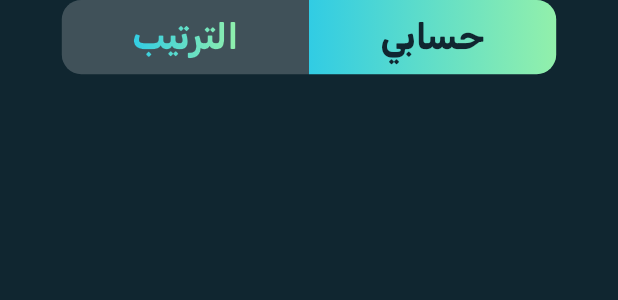
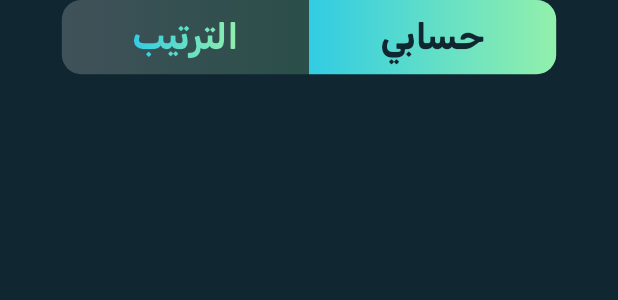
Before and after one commit to M03een/moben, a Flutter app: the CustomTabBar widget shown alone on an empty page, opened directly, on a phone screen of 412 x 824 dp. Shown: the top 300 px of the screen. Run offline on Flutter 3.47's test engine with Material 3 defaults, Android fonts, the phone set to English and light mode, and no system bars; our stand-ins replace animated_flip_counter, dio, flutter_local_notifications, flutter_svg, get, hugeicons and 7 more; missing offline and left inert: flutter_qiblah, mesh; accounts and stored records are empty.

Commit message:
finish and add toggle logic to account and ranked view

```diff
--- /dev/null
+++ b/lib/controller/account_view_controller.dart
@@ -0,0 +1,14 @@
+import 'package:get/get.dart';
+class AccountViewController extends GetxController {
+
+  var isAccount = true.obs;
+
+  toggleTabViewToAccount(){
+    isAccount.value = true;
+  }
+
+  toggleTabViewToRank(){
+    isAccount.value = false;
+  }
+
+}
--- a/lib/view/account_and_rank_view/account_and_rank_view.dart
+++ b/lib/view/account_and_rank_view/account_and_rank_view.dart
@@ -6,7 +6,7 @@ class AccountAndRankView extends StatelessWidget {
 
   @override
   Widget build(BuildContext context) {
-    return const Scaffold(
+    return  Scaffold(
       body: AccountAndRankViewBody(),
     );
   }
--- a/lib/view/account_and_rank_view/widgets/account_content.dart
+++ b/lib/view/account_and_rank_view/widgets/account_content.dart
@@ -1,13 +1,11 @@
 import 'package:flutter/cupertino.dart';
 import 'package:flutter/material.dart';
-import 'package:get/get.dart';
-import 'package:hugeicons/hugeicons.dart';
 import 'package:moben/core/utils/colors.dart';
 import 'package:moben/core/utils/size_config.dart';
 import 'package:moben/core/utils/styles.dart';
 import 'package:moben/view/account_and_rank_view/widgets/profile_card.dart';
 
-import 'custom_tab_bar.dart';
+
 import 'details_list.dart';
 
 
--- a/lib/view/account_and_rank_view/widgets/custom_tab_bar.dart
+++ b/lib/view/account_and_rank_view/widgets/custom_tab_bar.dart
@@ -1,37 +1,65 @@
 import 'package:flutter/material.dart';
+import 'package:get/get.dart';
 import 'package:moben/core/utils/colors.dart';
 import 'package:moben/core/utils/size_config.dart';
 import 'package:moben/core/utils/styles.dart';
 import 'package:moben/core/utils/widgets/gradient_text.dart';
 
+import '../../../controller/account_view_controller.dart';
+
 class CustomTabBar extends StatelessWidget {
-  const CustomTabBar({
+  CustomTabBar({
     super.key,
   });
 
+  AccountViewController controller = Get.put(AccountViewController());
+
   @override
   Widget build(BuildContext context) {
+    return Obx((){
       return Row(
         mainAxisAlignment: MainAxisAlignment.center,
         children: [
           InkWell(
-          onTap: () {},
+            onTap: () {
+              controller.toggleTabViewToAccount();
+            },
             child: Container(
               width: screenWidth(context) * 0.4,
               height: screenHeight(context) * 0.06,
               alignment: Alignment.center,
-            decoration: const BoxDecoration(
-              gradient: LinearGradient(
+              decoration: BoxDecoration(
+                gradient: controller.isAccount.value
+                    ? const LinearGradient(
+                  colors: [
+                    AppColors.accentColor,
+                    AppColors.secAccentColor,
+                  ],
+                )
+                    : LinearGradient(
+                  colors: [
+                    AppColors.whiteColor.withOpacity(0.2),
+                    AppColors.secAccentColor.withOpacity(0.2),
+                  ],
+                ),
+                borderRadius: const BorderRadius.horizontal(
+                  right: Radius.circular(13),
+                ),
+              ),
+              child: !controller.isAccount.value
+                  ?
+              GradientText(
+                text: 'حسابي',
+                style: AppStyles.textStyle24.copyWith(
+                  color: AppColors.primaryColor,
+                ),
+                gradient: const LinearGradient(
                   colors: [
                     AppColors.accentColor,
                     AppColors.secAccentColor,
                   ],
                 ),
-              borderRadius: BorderRadius.horizontal(
-                right: Radius.circular(13),
-              ),
-            ),
-            child: Text(
+              ):Text(
                 'حسابي',
                 style: AppStyles.textStyle24.copyWith(
                   color: AppColors.primaryColor,
@@ -40,18 +68,39 @@ class CustomTabBar extends StatelessWidget {
             ),
           ),
           InkWell(
-          onTap: () {},
+            onTap: () {
+              controller.toggleTabViewToRank();
+            },
             child: Container(
               width: screenWidth(context) * 0.4,
               height: screenHeight(context) * 0.06,
               alignment: Alignment.center,
               decoration: BoxDecoration(
-              color: AppColors.whiteColor.withOpacity(0.2),
+                gradient: controller.isAccount.value
+                    ? LinearGradient(
+                  colors: [
+                    AppColors.whiteColor.withOpacity(0.2),
+                    AppColors.secAccentColor.withOpacity(0.2),
+                  ],
+                )
+                    : const LinearGradient(
+                  colors: [
+                    AppColors.accentColor,
+                    AppColors.secAccentColor,
+                  ],
+                ),
                 borderRadius: const BorderRadius.horizontal(
                   left: Radius.circular(13),
                 ),
               ),
-            child: GradientText(
+              child: !controller.isAccount.value
+                  ? Text(
+                'الترتيب',
+                style: AppStyles.textStyle24.copyWith(
+                  color: AppColors.primaryColor,
+                ),
+              )
+                  : GradientText(
                 text: 'الترتيب',
                 style: AppStyles.textStyle24.copyWith(
                   color: AppColors.primaryColor,
@@ -67,5 +116,6 @@ class CustomTabBar extends StatelessWidget {
           ),
         ],
       );
+    });
   }
 }
--- a/lib/view/account_and_rank_view/widgets/details_list.dart
+++ b/lib/view/account_and_rank_view/widgets/details_list.dart
@@ -1,5 +1,5 @@
 import 'package:flutter/cupertino.dart';
-import 'details__item.dart';
+import 'details_item.dart';
 
 class DetailsList extends StatelessWidget {
   const DetailsList({
```
Also changed, not shown: lib/view/account_and_rank_view/widgets/account_and_rank_view_body.dart (+14 -4 lines), lib/view/account_and_rank_view/widgets/first_ranked_widget.dart (added, +57 -0 lines), lib/view/account_and_rank_view/widgets/not_first_ranked.dart (added, +50 -0 lines), lib/view/account_and_rank_view/widgets/ranked_base_container.dart (added, +32 -0 lines), lib/view/account_and_rank_view/widgets/ranked_board.dart (added, +20 -0 lines), lib/view/account_and_rank_view/widgets/ranked_content.dart (added, +30 -0 lines), lib/view/account_and_rank_view/widgets/ranked_item.dart (added, +71 -0 lines), lib/view/account_and_rank_view/widgets/ranked_items_list.dart (added, +23 -0 lines), lib/view/account_and_rank_view/widgets/details_item.dart (renamed from lib/view/account_and_rank_view/widgets/details__item.dart), pubspec.lock. Lines whose indentation alone changed are shown as unchanged.
